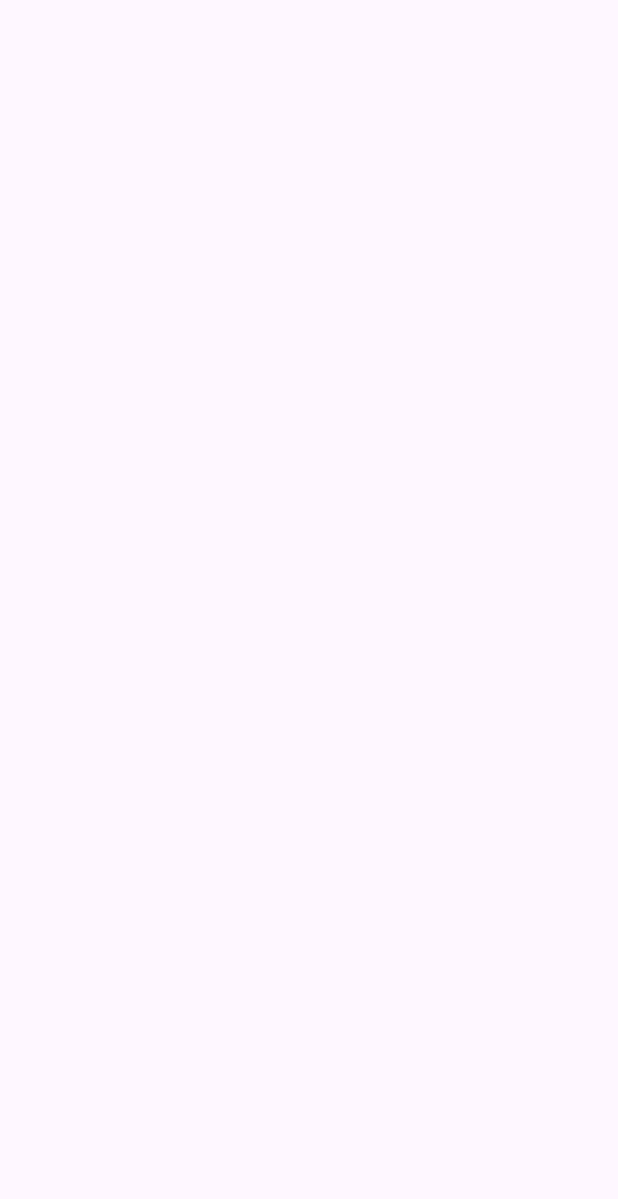
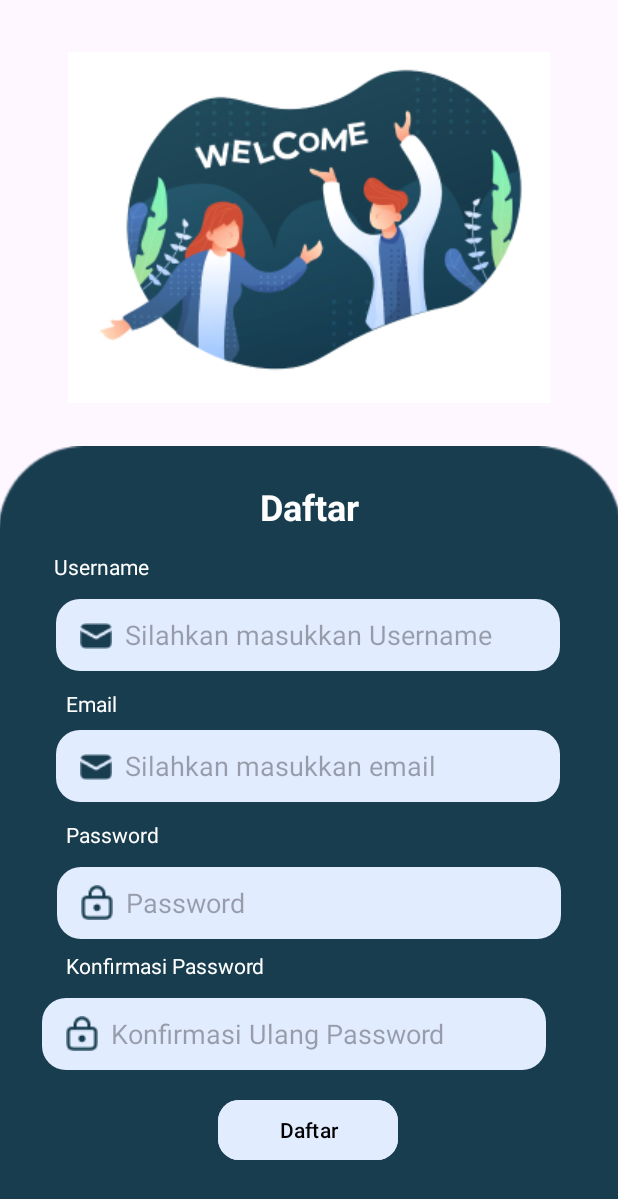
Before and after one commit to alifnay/praktik_firebase, an Android app: the screen it shows after launch (MainActivity before the commit, register after it), on a phone screen of 412 x 824 dp. Before the commit the part shown is empty. Shown: the top 1199 px of the screen. Run offline under Robolectric (Android 15) with nearby library versions, the phone set to English and light mode, and no system bars.

Commit message:
change first activity to register and add textpassword

```diff
--- a/app/src/main/AndroidManifest.xml
+++ b/app/src/main/AndroidManifest.xml
@@ -13,10 +13,10 @@
         android:theme="@style/Theme.FirebaseApp"
         tools:targetApi="31">
         <activity
-            android:name=".activity_register"
+            android:name=".MainActivity"
             android:exported="false" />
         <activity
-            android:name=".MainActivity"
+            android:name=".register"
             android:exported="true">
             <intent-filter>
                 <action android:name="android.intent.action.MAIN" />
--- a/app/src/main/java/com/example/firebaseapp/register.java
+++ b/app/src/main/java/com/example/firebaseapp/register.java
@@ -15,7 +15,7 @@ public class register extends AppCompatActivity {
         super.onCreate(savedInstanceState);
         EdgeToEdge.enable(this);
         setContentView(R.layout.activity_register);
-        ViewCompat.setOnApplyWindowInsetsListener(findViewById(R.id.main), (v, insets) -> {
+        ViewCompat.setOnApplyWindowInsetsListener(findViewById(R.id.register), (v, insets) -> {
             Insets systemBars = insets.getInsets(WindowInsetsCompat.Type.systemBars());
             v.setPadding(systemBars.left, systemBars.top, systemBars.right, systemBars.bottom);
             return insets;
--- a/app/src/main/res/layout/activity_register.xml
+++ b/app/src/main/res/layout/activity_register.xml
@@ -31,19 +31,18 @@
         app:layout_constraintHorizontal_bias="0.586"
         app:layout_constraintStart_toStartOf="parent"
         app:layout_constraintTop_toBottomOf="@+id/welcome_logo"
-        app:layout_constraintVertical_bias="0.0" />
+        app:layout_constraintVertical_bias="0.222" />
 
     <TextView
         android:id="@+id/title_login"
         android:layout_width="wrap_content"
         android:layout_height="wrap_content"
-        android:layout_marginTop="40dp"
+        android:layout_marginTop="24dp"
         android:text="Daftar"
         android:textColor="@color/white"
         android:textSize="24sp"
         android:textStyle="bold"
         app:layout_constraintEnd_toEndOf="parent"
-        app:layout_constraintHorizontal_bias="0.498"
         app:layout_constraintStart_toStartOf="parent"
         app:layout_constraintTop_toTopOf="@+id/welcome" />
 
@@ -146,6 +145,7 @@
         android:background="@drawable/rounded_edittext"
         android:hint="Password"
         android:paddingLeft="46dp"
+        android:inputType="textPassword"
         app:layout_constraintEnd_toEndOf="parent"
         app:layout_constraintStart_toStartOf="parent"
         app:layout_constraintTop_toBottomOf="@+id/tv_password" />
@@ -178,6 +178,7 @@
         android:layout_marginStart="28dp"
         android:layout_marginTop="12dp"
         android:background="@drawable/rounded_edittext"
+        android:inputType="textPassword"
         android:hint="Konfirmasi Ulang Password"
         android:paddingLeft="46dp"
         app:layout_constraintStart_toStartOf="parent"
@@ -202,7 +203,9 @@
         app:cornerRadius="14dp"
         app:layout_constraintBottom_toBottomOf="@+id/welcome"
         app:layout_constraintEnd_toEndOf="parent"
+        app:layout_constraintHorizontal_bias="0.498"
         app:layout_constraintStart_toStartOf="parent"
-        app:layout_constraintTop_toBottomOf="@+id/editText_confirmpassword" />
+        app:layout_constraintTop_toBottomOf="@+id/editText_confirmpassword"
+        app:layout_constraintVertical_bias="0.21" />
 
 </androidx.constraintlayout.widget.ConstraintLayout>
```
